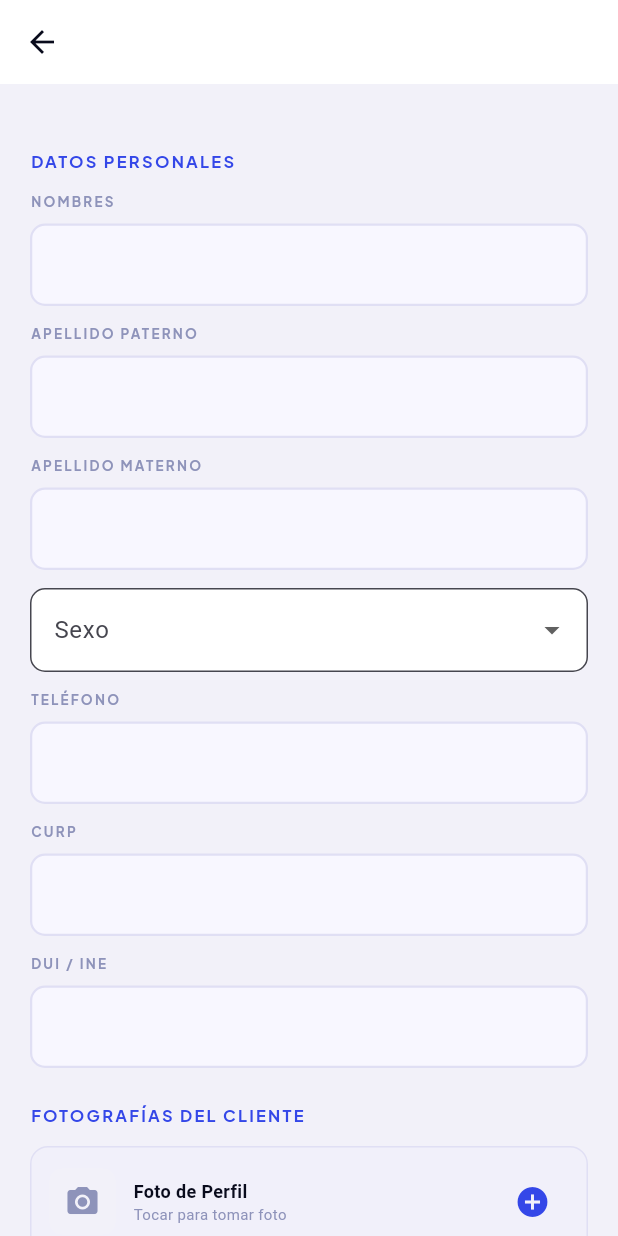
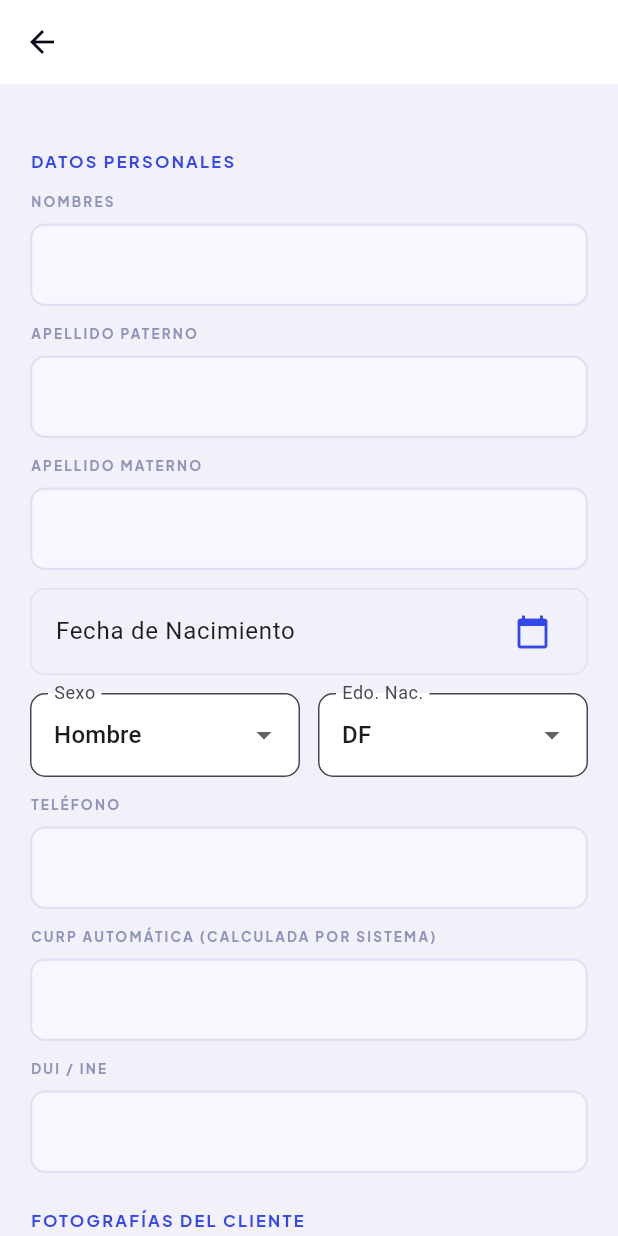
Before and after one commit to mexapresta-ctrl/prestamos_flutter_app, a Flutter app: the AdminClienteCreateView screen opened directly, on a phone screen of 412 x 824 dp. Run offline on Flutter 3.47's test engine with Material 3 defaults, Android fonts, the phone set to English and light mode, and no system bars; our stand-ins replace dio, flutter_riverpod, google_fonts, image_picker, mask_text_input_formatter, open_filex and 3 more; missing offline and left inert: curp; accounts and stored records are empty; network calls fail; project files that could hold a hidden picture were left out; key blocks and very long unbroken strings in the code were emptied for the run.

Commit message:
feat(admin): port phone masking, CURP generation, and strict 100% data validation parity into the Administrator client creation flow

```diff
--- a/lib/screens/admin/views/admin_cliente_create_view.dart
+++ b/lib/screens/admin/views/admin_cliente_create_view.dart
@@ -2,12 +2,14 @@ import 'dart:io';
 import 'package:flutter/material.dart';
 import 'package:flutter_riverpod/flutter_riverpod.dart';
 import 'package:image_picker/image_picker.dart';
+import 'package:mask_text_input_formatter/mask_text_input_formatter.dart';
 import '../../../theme/app_colors.dart';
 import '../../../theme/app_typography.dart';
 import '../../../widgets/custom_button.dart';
 import '../../../widgets/custom_input.dart';
 import '../../../core/config/supabase_config.dart';
 import '../../../core/providers/admin_provider.dart';
+import '../../../core/utils/curp_generator.dart';
 
 class AdminClienteCreateView extends ConsumerStatefulWidget {
   const AdminClienteCreateView({super.key});
@@ -28,8 +30,18 @@ class _AdminClienteCreateViewState extends ConsumerState<AdminClienteCreateView>
   final _duiCtrl = TextEditingController();
   final _telefonoCtrl = TextEditingController();
 
-  String? _sexo;
-  String? _estadoNacimiento;
+  String? _sexo = 'Hombre';
+  String? _estadoNacimiento = 'DF';
+  DateTime? _fechaNac;
+
+  final _phoneMask = MaskTextInputFormatter(mask: '###-###-####', filter: {"#": RegExp(r'[0-9]')});
+  final _avalPhoneMask = MaskTextInputFormatter(mask: '###-###-####', filter: {"#": RegExp(r'[0-9]')});
+
+  final List<String> _estados = [
+    'AS', 'BC', 'BS', 'CC', 'CL', 'CM', 'CS', 'CH', 'DF', 'DG', 'GT',
+    'GR', 'HG', 'JC', 'MC', 'MN', 'MS', 'NT', 'NL', 'OC', 'PL', 'QT',
+    'QR', 'SP', 'SL', 'SR', 'TC', 'TS', 'TL', 'VZ', 'YN', 'ZS', 'NE'
+  ];
 
   // Controladores Dirección
   final _calleCtrl = TextEditingController();
@@ -78,6 +90,22 @@ class _AdminClienteCreateViewState extends ConsumerState<AdminClienteCreateView>
     super.dispose();
   }
 
+  void _triggerCurpMath() {
+    if (_nombresCtrl.text.isNotEmpty && _apePatCtrl.text.isNotEmpty && _fechaNac != null) {
+      String generated = CurpGenerator.generate(
+        nombres: _nombresCtrl.text,
+        apellidoPaterno: _apePatCtrl.text,
+        apellidoMaterno: _apeMatCtrl.text,
+        fechaNacimiento: _fechaNac,
+        sexo: _sexo ?? 'H',
+        claveEstado: _estadoNacimiento ?? 'DF'
+      );
+      setState(() {
+        _curpCtrl.text = generated;
+      });
+    }
+  }
+
   Future<void> _pickImage(Function(File?) onPicked) async {
     try {
       final XFile? image = await _picker.pickImage(source: ImageSource.camera, imageQuality: 70);
@@ -106,6 +134,18 @@ class _AdminClienteCreateViewState extends ConsumerState<AdminClienteCreateView>
   Future<void> _submit() async {
     if (!_formKey.currentState!.validate()) {
       ScaffoldMessenger.of(context).showSnackBar(const SnackBar(content: Text('Por favor completa todos los campos requeridos'), backgroundColor: AppColors.error));
+      return;
+    }
+    if (_fechaNac == null) {
+      ScaffoldMessenger.of(context).showSnackBar(const SnackBar(content: Text('La fecha de nacimiento es OBLIGATORIA (sirve para la CURP)'), backgroundColor: AppColors.error));
+      return;
+    }
+    if (_fotoPerfil == null || _fotoIneFrente == null || _fotoIneReverso == null || _fotoFachada == null) {
+      ScaffoldMessenger.of(context).showSnackBar(const SnackBar(content: Text('Las 4 fotos del cliente son 100% obligatorias'), backgroundColor: AppColors.error));
+      return;
+    }
+    if (_fotoAval == null || _fotoComprobanteAval == null || _avalIneFrente == null || _avalIneReverso == null || _fotoFirma == null || _fotoContrato == null) {
+      ScaffoldMessenger.of(context).showSnackBar(const SnackBar(content: Text('Las 6 fotos del aval y contratos son 100% obligatorias'), backgroundColor: AppColors.error));
       return;
     }
 
@@ -139,7 +179,7 @@ class _AdminClienteCreateViewState extends ConsumerState<AdminClienteCreateView>
         'sexo': _sexo,
         'estado_nacimiento': _estadoNacimiento,
         'dui': _duiCtrl.text.trim(),
-        'telefono': _telefonoCtrl.text.trim(),
+        'telefono': _telefonoCtrl.text.trim().replaceAll('-', ''),
         'direccion': fullAddress,
         'calle': _calleCtrl.text.trim(),
         'numero_exterior': _numExtCtrl.text.trim(),
@@ -148,7 +188,7 @@ class _AdminClienteCreateViewState extends ConsumerState<AdminClienteCreateView>
         'activo': true,
         'aval_nombre': _avalNombreCtrl.text.trim(),
         'aval_parentesco': _avalParentescoCtrl.text.trim(),
-        'aval_telefono': _avalTelefonoCtrl.text.trim(),
+        'aval_telefono': _avalTelefonoCtrl.text.trim().replaceAll('-', ''),
         'aval_calle': _avalCalleCtrl.text.trim(),
         'aval_numero_exterior': _avalNumExtCtrl.text.trim(),
         'aval_colonia': _avalColoniaCtrl.text.trim(),
@@ -244,24 +284,49 @@ class _AdminClienteCreateViewState extends ConsumerState<AdminClienteCreateView>
                 padding: const EdgeInsets.all(20),
                 children: [
                   _buildSectionTitle('Datos Personales'),
-                  CustomInput(controller: _nombresCtrl, label: 'Nombres'),
+                  CustomInput(controller: _nombresCtrl, label: 'Nombres', validator: (v) => v!.isEmpty ? 'Requerido' : null, onChanged: (v) => _triggerCurpMath()),
                   const SizedBox(height: 12),
-                  CustomInput(controller: _apePatCtrl, label: 'Apellido Paterno'),
+                  CustomInput(controller: _apePatCtrl, label: 'Apellido Paterno', validator: (v) => v!.isEmpty ? 'Requerido' : null, onChanged: (v) => _triggerCurpMath()),
                   const SizedBox(height: 12),
-                  CustomInput(controller: _apeMatCtrl, label: 'Apellido Materno'),
+                  CustomInput(controller: _apeMatCtrl, label: 'Apellido Materno', validator: (v) => v!.isEmpty ? 'Requerido' : null, onChanged: (v) => _triggerCurpMath()),
                   const SizedBox(height: 12),
-                  DropdownButtonFormField<String>(
-                    initialValue: _sexo,
-                    decoration: InputDecoration(labelText: 'Sexo', filled: true, fillColor: Colors.white, border: OutlineInputBorder(borderRadius: BorderRadius.circular(10), borderSide: const BorderSide(color: AppColors.border))),
-                    items: const [DropdownMenuItem(value: 'Hombre', child: Text('Hombre')), DropdownMenuItem(value: 'Mujer', child: Text('Mujer'))],
-                    onChanged: (val) => setState(() => _sexo = val),
+                  ListTile(
+                    title: Text(_fechaNac == null ? 'Fecha de Nacimiento' : 'Nacimiento: \${_fechaNac!.day}/\${_fechaNac!.month}/\${_fechaNac!.year}'),
+                    trailing: const Icon(Icons.calendar_today, color: AppColors.admin),
+                    shape: RoundedRectangleBorder(borderRadius: BorderRadius.circular(10), side: const BorderSide(color: AppColors.border)),
+                    onTap: () async {
+                      final d = await showDatePicker(context: context, initialDate: DateTime(1990), firstDate: DateTime(1930), lastDate: DateTime.now());
+                      if (d != null) { setState(() { _fechaNac = d; _triggerCurpMath(); }); }
+                    },
                   ),
                   const SizedBox(height: 12),
-                  CustomInput(controller: _telefonoCtrl, label: 'Teléfono', keyboardType: TextInputType.phone),
+                  Row(
+                    children: [
+                      Expanded(
+                        child: DropdownButtonFormField<String>(
+                          value: _sexo,
+                          decoration: InputDecoration(labelText: 'Sexo', filled: true, fillColor: Colors.white, border: OutlineInputBorder(borderRadius: BorderRadius.circular(10), borderSide: const BorderSide(color: AppColors.border))),
+                          items: const [DropdownMenuItem(value: 'Hombre', child: Text('Hombre')), DropdownMenuItem(value: 'Mujer', child: Text('Mujer'))],
+                          onChanged: (val) { setState(() { _sexo = val; _triggerCurpMath(); }); },
+                        ),
+                      ),
+                      const SizedBox(width: 12),
+                      Expanded(
+                        child: DropdownButtonFormField<String>(
+                          value: _estadoNacimiento,
+                          decoration: InputDecoration(labelText: 'Edo. Nac.', filled: true, fillColor: Colors.white, border: OutlineInputBorder(borderRadius: BorderRadius.circular(10), borderSide: const BorderSide(color: AppColors.border))),
+                          items: _estados.map((e) => DropdownMenuItem(value: e, child: Text(e))).toList(),
+                          onChanged: (val) { setState(() { _estadoNacimiento = val; _triggerCurpMath(); }); },
+                        ),
+                      ),
+                    ],
+                  ),
                   const SizedBox(height: 12),
-                  CustomInput(controller: _curpCtrl, label: 'CURP'),
+                  CustomInput(controller: _telefonoCtrl, label: 'Teléfono', keyboardType: TextInputType.phone, inputFormatters: [_phoneMask], validator: (v) => v!.length < 12 ? 'Requerido (10 dígitos)' : null),
                   const SizedBox(height: 12),
-                  CustomInput(controller: _duiCtrl, label: 'DUI / INE'),
+                  CustomInput(controller: _curpCtrl, label: 'CURP Automática (Calculada por Sistema)', readOnly: true, validator: (v) => v!.isEmpty ? 'Requerido' : null),
+                  const SizedBox(height: 12),
+                  CustomInput(controller: _duiCtrl, label: 'DUI / INE', validator: (v) => v!.isEmpty ? 'Requerido' : null),
 
                   _buildSectionTitle('Fotografías del Cliente'),
                   _buildPhotoField('Foto de Perfil', _fotoPerfil, (f) => _fotoPerfil = f),
@@ -269,26 +334,26 @@ class _AdminClienteCreateViewState extends ConsumerState<AdminClienteCreateView>
                   _buildPhotoField('INE Reverso', _fotoIneReverso, (f) => _fotoIneReverso = f),
 
                   _buildSectionTitle('Dirección Completa'),
-                  CustomInput(controller: _calleCtrl, label: 'Calle'),
+                  CustomInput(controller: _calleCtrl, label: 'Calle', validator: (v) => v!.isEmpty ? 'Requerido' : null),
                   const SizedBox(height: 12),
-                  CustomInput(controller: _numExtCtrl, label: 'Número Exterior / Interior'),
+                  CustomInput(controller: _numExtCtrl, label: 'Número Exterior / Interior', validator: (v) => v!.isEmpty ? 'Requerido' : null),
                   const SizedBox(height: 12),
-                  CustomInput(controller: _coloniaCtrl, label: 'Colonia'),
+                  CustomInput(controller: _coloniaCtrl, label: 'Colonia', validator: (v) => v!.isEmpty ? 'Requerido' : null),
                   const SizedBox(height: 12),
                   _buildPhotoField('Foto de Fachada', _fotoFachada, (f) => _fotoFachada = f),
 
                   _buildSectionTitle('Datos del Aval'),
-                  CustomInput(controller: _avalNombreCtrl, label: 'Nombre Completo del Aval'),
+                  CustomInput(controller: _avalNombreCtrl, label: 'Nombre Completo del Aval', validator: (v) => v!.isEmpty ? 'Requerido' : null),
                   const SizedBox(height: 12),
-                  CustomInput(controller: _avalParentescoCtrl, label: 'Parentesco'),
+                  CustomInput(controller: _avalParentescoCtrl, label: 'Parentesco', validator: (v) => v!.isEmpty ? 'Requerido' : null),
                   const SizedBox(height: 12),
-                  CustomInput(controller: _avalTelefonoCtrl, label: 'Teléfono del Aval', keyboardType: TextInputType.phone),
+                  CustomInput(controller: _avalTelefonoCtrl, label: 'Teléfono del Aval', keyboardType: TextInputType.phone, inputFormatters: [_avalPhoneMask], validator: (v) => v!.length < 12 ? 'Requerido (10 dígitos)' : null),
                   const SizedBox(height: 12),
-                  CustomInput(controller: _avalCalleCtrl, label: 'Calle del Aval'),
+                  CustomInput(controller: _avalCalleCtrl, label: 'Calle del Aval', validator: (v) => v!.isEmpty ? 'Requerido' : null),
                   const SizedBox(height: 12),
-                  CustomInput(controller: _avalNumExtCtrl, label: 'Número del Aval'),
+                  CustomInput(controller: _avalNumExtCtrl, label: 'Número del Aval', validator: (v) => v!.isEmpty ? 'Requerido' : null),
                   const SizedBox(height: 12),
-                  CustomInput(controller: _avalColoniaCtrl, label: 'Colonia del Aval'),
+                  CustomInput(controller: _avalColoniaCtrl, label: 'Colonia del Aval', validator: (v) => v!.isEmpty ? 'Requerido' : null),
 
                   _buildSectionTitle('Fotografías del Aval y Docs'),
                   _buildPhotoField('Foto del Aval', _fotoAval, (f) => _fotoAval = f),
```
